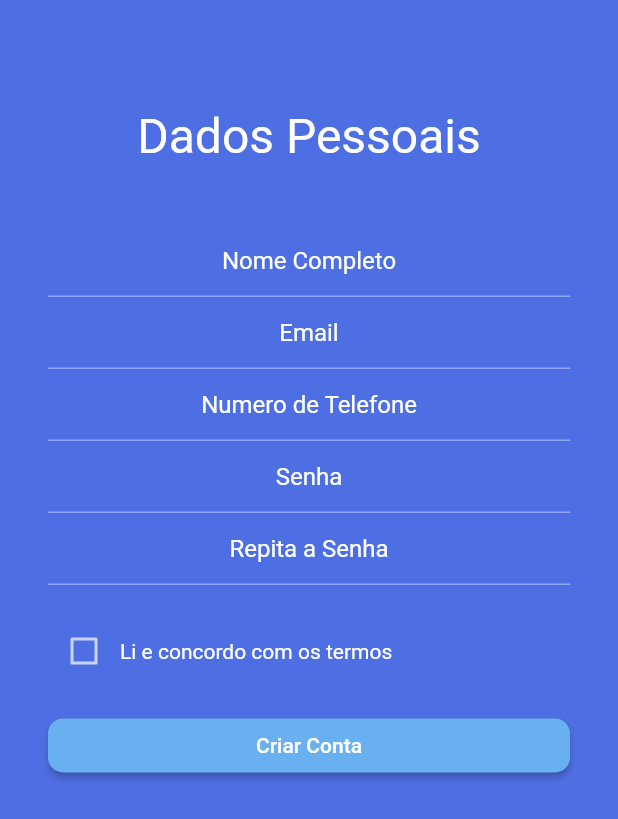
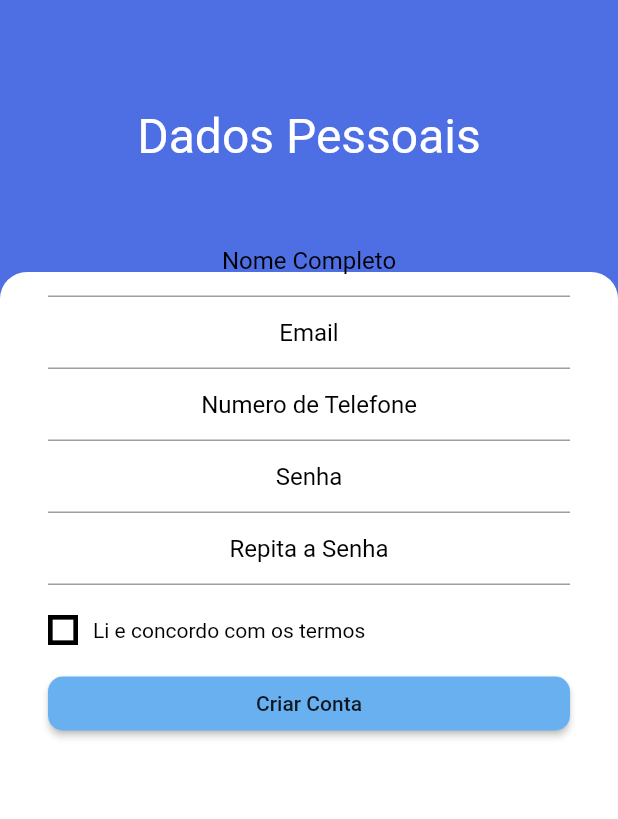
Before and after one commit to jvictor23/baskabarber, a Flutter app: the screen it shows after launch, on a phone screen of 412 x 824 dp. Shown: the top 819 px of the screen. Run offline on Flutter 3.47's test engine with Material 2 defaults, Android fonts, the phone set to English and light mode, and no system bars.

Commit message:
Animação tela cadastro

```diff
--- a/lib/Pages/Register_Page/register_page.dart
+++ b/lib/Pages/Register_Page/register_page.dart
@@ -1,3 +1,5 @@
+import 'dart:async';
+
 import 'package:baskabarber/utils/cores.dart';
 import 'package:flutter/material.dart';
 
@@ -8,15 +10,40 @@ class RegisterPage extends StatefulWidget {
 
 class _RegisterPageState extends State<RegisterPage> {
   bool _checkbox = false;
+  bool _status = false;
+  int _corLetras = Cores().corLetras;
+
   @override
   Widget build(BuildContext context) {
+    Timer(
+        Duration(seconds: 2),
+        () => {
+              setState(() {
+                _status = true;
+                _corLetras = 0xff000000;
+              })
+            });
     return Scaffold(
       appBar: AppBar(
         elevation: 0,
       ),
-      body: SingleChildScrollView(
+      body: Stack(
+        children: [
+          Align(
             child: AnimatedContainer(
-            duration: Duration(seconds: 3),
+              duration: Duration(seconds: 2),
+              width: MediaQuery.of(context).size.width,
+              height: _status ? MediaQuery.of(context).size.height * 0.78 : 0,
+              decoration: BoxDecoration(
+                  color: Colors.white,
+                  borderRadius:
+                      BorderRadius.vertical(top: Radius.circular(18))),
+            ),
+            alignment: Alignment.bottomCenter,
+          ),
+          Expanded(
+            child: SingleChildScrollView(
+              child: Container(
                   child: Padding(
                 padding: EdgeInsets.fromLTRB(32, 16, 32, 16),
                 child: Column(
@@ -27,7 +54,7 @@ class _RegisterPageState extends State<RegisterPage> {
                       child: Center(
                         child: Text(
                           "Dados Pessoais",
-                        style: TextStyle(fontSize: 32),
+                          style: TextStyle(fontSize: 32, color: Colors.white),
                         ),
                       ),
                     ),
@@ -39,8 +66,7 @@ class _RegisterPageState extends State<RegisterPage> {
                             keyboardType: TextInputType.text,
                             decoration: InputDecoration(
                               hintText: "Nome Completo",
-                            hintStyle:
-                                TextStyle(color: Color(Cores().corLetras)),
+                              hintStyle: TextStyle(color: Color(_corLetras)),
                               alignLabelWithHint: true,
                             )),
                         TextField(
@@ -48,8 +74,7 @@ class _RegisterPageState extends State<RegisterPage> {
                             keyboardType: TextInputType.emailAddress,
                             decoration: InputDecoration(
                               hintText: "Email",
-                            hintStyle:
-                                TextStyle(color: Color(Cores().corLetras)),
+                              hintStyle: TextStyle(color: Color(_corLetras)),
                               alignLabelWithHint: true,
                             )),
                         TextField(
@@ -57,8 +82,7 @@ class _RegisterPageState extends State<RegisterPage> {
                             keyboardType: TextInputType.phone,
                             decoration: InputDecoration(
                               hintText: "Numero de Telefone",
-                            hintStyle:
-                                TextStyle(color: Color(Cores().corLetras)),
+                              hintStyle: TextStyle(color: Color(_corLetras)),
                               alignLabelWithHint: true,
                             )),
                         TextField(
@@ -67,8 +91,7 @@ class _RegisterPageState extends State<RegisterPage> {
                             obscureText: true,
                             decoration: InputDecoration(
                               hintText: "Senha",
-                            hintStyle:
-                                TextStyle(color: Color(Cores().corLetras)),
+                              hintStyle: TextStyle(color: Color(_corLetras)),
                               alignLabelWithHint: true,
                             )),
                         TextField(
@@ -77,8 +100,7 @@ class _RegisterPageState extends State<RegisterPage> {
                             obscureText: true,
                             decoration: InputDecoration(
                               hintText: "Repita a Senha",
-                            hintStyle:
-                                TextStyle(color: Color(Cores().corLetras)),
+                              hintStyle: TextStyle(color: Color(_corLetras)),
                               alignLabelWithHint: true,
                             )),
                       ],
@@ -87,15 +109,34 @@ class _RegisterPageState extends State<RegisterPage> {
                       padding: EdgeInsets.only(top: 20),
                       child: Row(
                         children: [
-                        Checkbox(
-                            value: _checkbox,
-                            onChanged: (toque) {
+                          Container(
+                              decoration: const BoxDecoration(
+                                border: Border(
+                                  top:
+                                      BorderSide(width: 3.0, color: Colors.black),
+                                  left:
+                                      BorderSide(width: 3.0, color: Colors.black),
+                                  right:
+                                      BorderSide(width: 3.0, color: Colors.black),
+                                  bottom:
+                                      BorderSide(width: 3.0, color: Colors.black),
+                                ),
+                              ),
+                              child: Checkbox(value: _checkbox, onChanged: (toque){
                                 setState(() {
                                   _checkbox = toque;
                                 });
-                            },
-                            activeColor: Color(Cores().corCheckBox)),
-                        Text("Li e concordo com os termos")
+                              }, activeColor: Colors.black,),
+
+                              width: 20,
+                              height: 20),
+                          Padding(
+                            padding: EdgeInsets.only(left: 10),
+                            child: Text(
+                            "Li e concordo com os termos",
+                            style: TextStyle(color: Color(_corLetras)),
+                          ),
+                          )
                         ],
                       ),
                     ),
@@ -112,6 +153,9 @@ class _RegisterPageState extends State<RegisterPage> {
                 ),
               )),
             ),
+          )
+        ],
+      ),
     );
   }
 }
--- a/lib/main.dart
+++ b/lib/main.dart
@@ -19,7 +19,7 @@ void main() {
         primaryColor: Color(0xff4e6fe3),
         buttonColor: Color(0xff69b0f1),
         accentColor: Color(0xffc4c4c4),
-        brightness: Brightness.dark
+        brightness: Brightness.light
       ),
     )
   );
```
Lines whose indentation alone changed are shown as unchanged.
